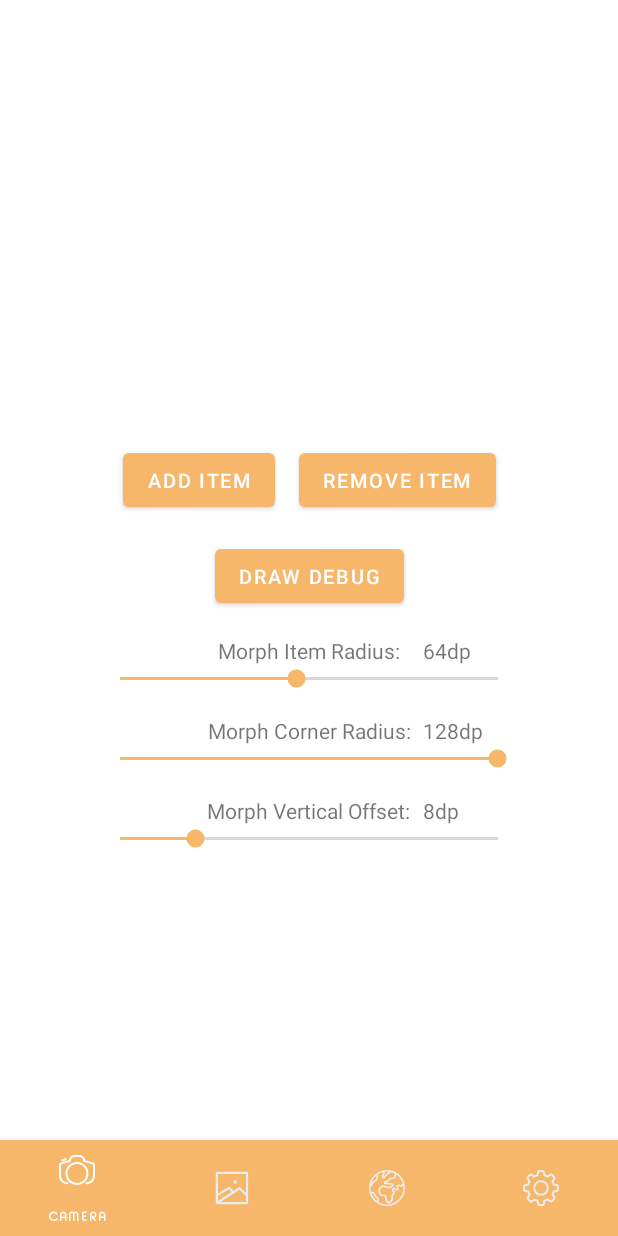
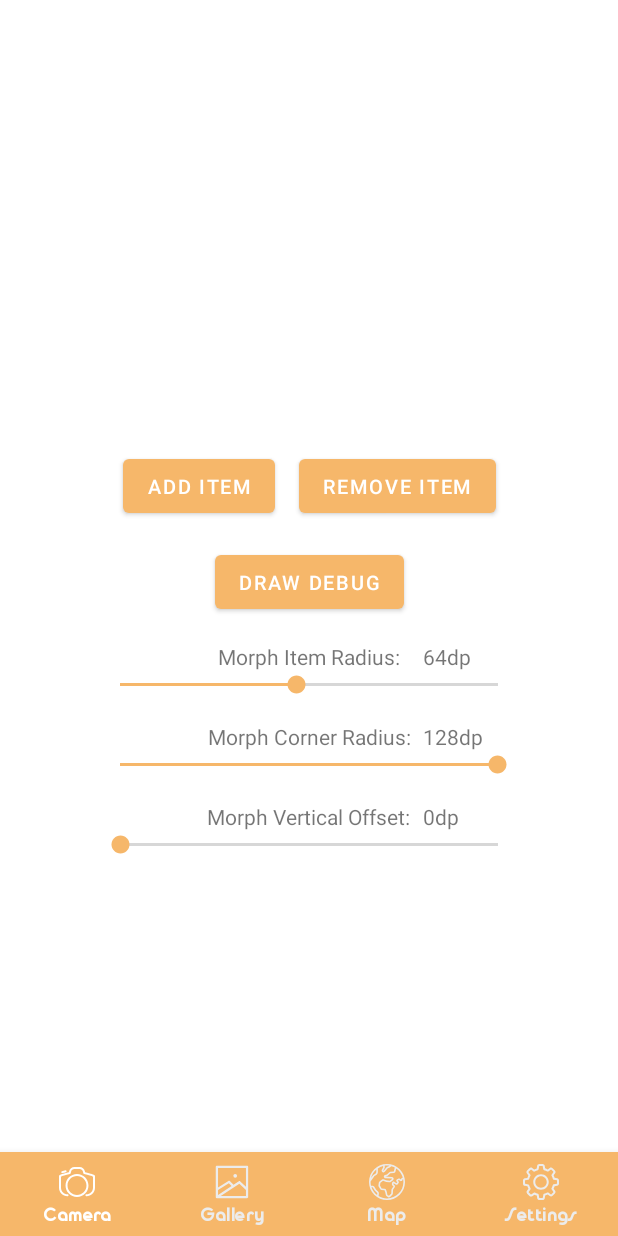
Before and after one commit to TalebRafiepour/BottomNavigationView, an Android app: the screen it shows after launch (MainActivity), on a phone screen of 412 x 824 dp. Run offline under Robolectric (Android 15) with nearby library versions, the phone set to English and light mode, and no system bars; libraries missing offline, so code that uses them is left out: com.tbuonomo.magicshapepath.

Commit message:
fix height bug

```diff
--- a/morph-bottom-navigation-sample/src/main/res/layout/activity_main.xml
+++ b/morph-bottom-navigation-sample/src/main/res/layout/activity_main.xml
@@ -164,7 +164,8 @@
       app:menu="@menu/menu_bottom_navigation"
       app:morphCornerRadius="128dp"
       app:morphItemRadius="64dp"
-      app:morphVerticalOffset="8dp"
+      app:morphVerticalOffset="0dp"
+      app:labelVisibilityMode="labeled"
       app:fontAssetSrc="fonts/fontTest.ttf"
       style="@style/BottomNavigationView"
       />
--- a/morph-bottom-navigation-sample/src/main/res/values/styles.xml
+++ b/morph-bottom-navigation-sample/src/main/res/values/styles.xml
@@ -12,8 +12,8 @@
     <item name="itemBackground">@drawable/background_bottom_nav_item</item>
     <item name="itemIconTint">@drawable/color_bottom_nav_item</item>
     <item name="itemTextColor">@drawable/color_bottom_nav_item</item>
-    <item name="itemTextAppearanceActive">@style/TextAppearance.BottomNavigation.Overline</item>
-    <item name="itemTextAppearanceInactive">@style/TextAppearance.BottomNavigation.Overline</item>
+    <!--<item name="itemTextAppearanceActive">@style/TextAppearance.BottomNavigation.Overline</item>
+    <item name="itemTextAppearanceInactive">@style/TextAppearance.BottomNavigation.Overline</item>-->
     <item name="textAllCaps">true</item>
     <item name="paddingStart">32dp</item>
     <item name="paddingEnd">32dp</item>
--- a/morph-bottom-navigation/src/main/java/com/tbuonomo/morphbottomnavigation/MorphBottomNavigationView.kt
+++ b/morph-bottom-navigation/src/main/java/com/tbuonomo/morphbottomnavigation/MorphBottomNavigationView.kt
@@ -96,7 +96,8 @@ class MorphBottomNavigationView : BottomNavigationView, OnNavigationItemSelected
     fontSrc = a.getString(R.styleable.MorphBottomNavigationView_fontAssetSrc)
     a.recycle()
 
-    height = dpToPx(56f)
+    height = resources.getDimension(com.google.android.material.R.dimen.design_bottom_navigation_height)
+
 
 
     bottomNavigationMenuView = getChildAt(0) as BottomNavigationMenuView
@@ -151,7 +152,6 @@ class MorphBottomNavigationView : BottomNavigationView, OnNavigationItemSelected
     var item: BottomNavigationItemView
     var itemTitle: View
     val shiftingMode: Field
-
 
     try {
       //if you want to disable shiftingMode:
```
Also changed, not shown: morph-bottom-navigation-sample/src/main/res/values/dimens.xml (added, +14 -0 lines).
